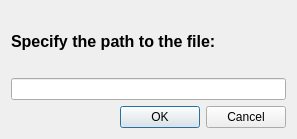
Qt form file.ui (MonoIit/caculus) before a commit.
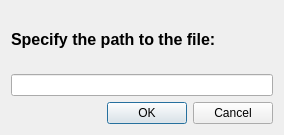
The same form after that commit.

```diff
--- a/file.ui
+++ b/file.ui
@@ -6,19 +6,17 @@
    <rect>
     <x>0</x>
     <y>0</y>
-    <width>297</width>
-    <height>139</height>
+    <width>284</width>
+    <height>135</height>
    </rect>
   </property>
   <property name="windowTitle">
    <string>File</string>
   </property>
+  <layout class="QGridLayout" name="gridLayout_2">
+   <item row="0" column="0">
   <layout class="QGridLayout" name="gridLayout">
    <item row="0" column="0">
-    <layout class="QVBoxLayout" name="verticalLayout_2">
-     <item>
-      <layout class="QVBoxLayout" name="verticalLayout">
-       <item>
         <widget class="QLabel" name="label">
          <property name="font">
           <font>
@@ -31,18 +29,16 @@
          </property>
         </widget>
        </item>
-       <item>
-        <widget class="QLineEdit" name="lineEdit"/>
-       </item>
-      </layout>
-     </item>
-     <item>
+     <item row="4" column="0">
       <widget class="QDialogButtonBox" name="buttonBox">
        <property name="standardButtons">
         <set>QDialogButtonBox::Cancel|QDialogButtonBox::Ok</set>
        </property>
       </widget>
      </item>
+     <item row="1" column="0">
+      <widget class="QLineEdit" name="lineEdit"/>
+     </item>
     </layout>
    </item>
   </layout>
```
Left out of the diff: 6 changed lines with no effect on the pictures. Lines whose indentation alone changed are shown as unchanged.
